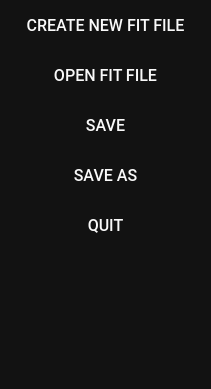
Above: resources/ui_menu.ui from scqubits/qfit before the change. Below: the same form after it.
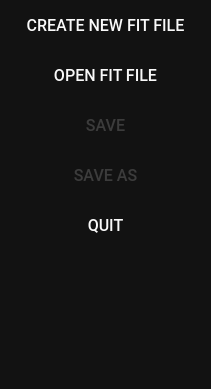
That is the form after the change.

What changed in the file:
```diff
--- a/resources/ui_menu.ui
+++ b/resources/ui_menu.ui
@@ -28,18 +28,19 @@
 	background-color: rgb(18, 18, 18);
 	border: none;
 }
-
 QPushButton:hover {
 	background-color: rgb(52, 59, 72);
 }
 QPushButton:pressed {	
 	background-color: rgb(85, 170, 255);
 }
-
 QPushButton:checked {
 	border: 5px;
 	border-color: rgb(6, 50, 250);
 	border-right-style: inset;
+}
+QPushButton:disabled {	
+	color: rgb(60, 60, 60);
 }</string>
   </property>
   <layout class="QVBoxLayout" name="verticalLayout">
@@ -125,6 +126,9 @@
    </item>
    <item>
     <widget class="QPushButton" name="menuSaveButton">
+     <property name="enabled">
+      <bool>false</bool>
+     </property>
      <property name="sizePolicy">
       <sizepolicy hsizetype="Minimum" vsizetype="Expanding">
        <horstretch>0</horstretch>
@@ -157,6 +161,9 @@
    </item>
    <item>
     <widget class="QPushButton" name="menuSaveAsButton">
+     <property name="enabled">
+      <bool>false</bool>
+     </property>
      <property name="sizePolicy">
       <sizepolicy hsizetype="Minimum" vsizetype="Expanding">
        <horstretch>0</horstretch>
```
Left out of the diff: 6 changed lines with no effect on the pictures.
